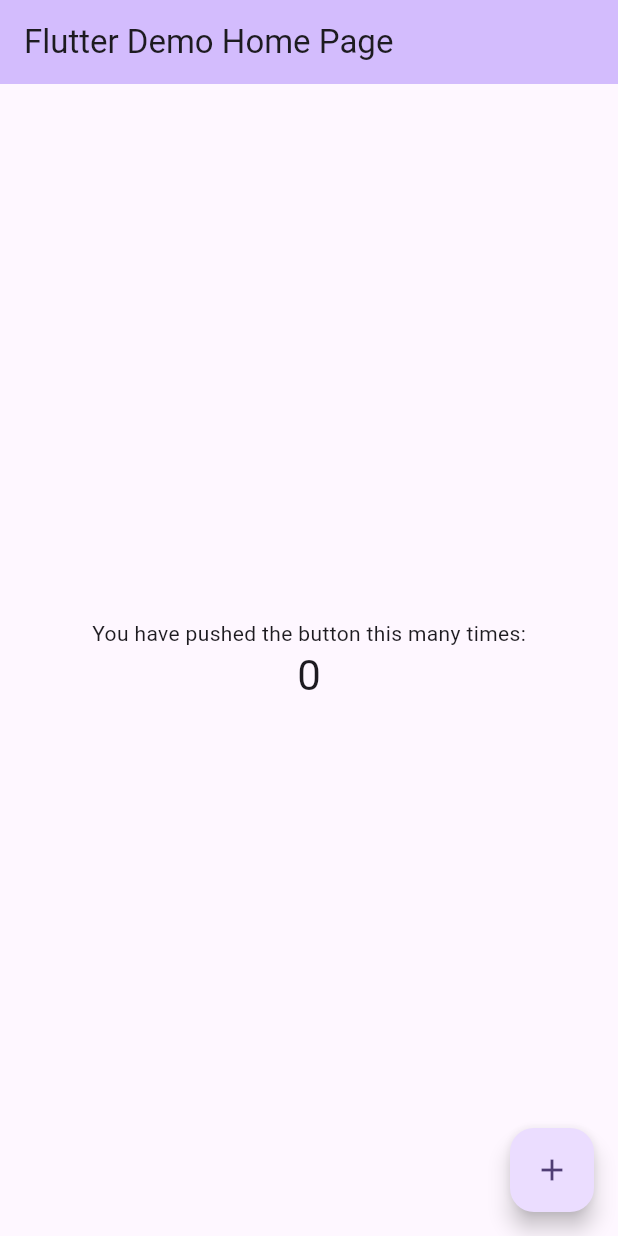
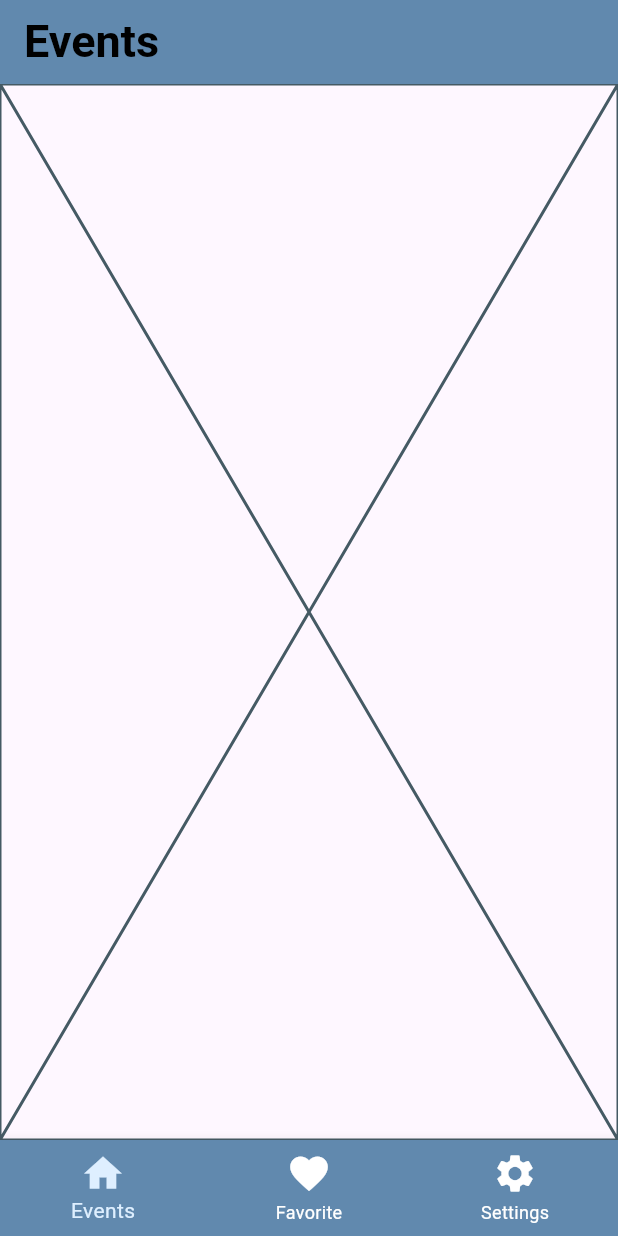
Before and after one commit to hole14/Dicoding-Event, a Flutter app: the screen it shows after launch, on a phone screen of 412 x 824 dp. Run offline on Flutter 3.47's test engine with Material 3 defaults, Android fonts, the phone set to English and light mode, and no system bars.

```diff
--- a/lib/main.dart
+++ b/lib/main.dart
@@ -1,123 +1,91 @@
+import 'package:dicoding_event/screen/favorite.dart';
+import 'package:dicoding_event/screen/detail.dart';
+import 'package:dicoding_event/screen/setting.dart';
+import 'package:dicoding_event/screen/home.dart';
 import 'package:flutter/material.dart';
 import 'package:dicoding_event/component/constrains.dart';
 
 void main() {
-  runApp(const MyApp());
+  runApp(MyApp());
 }
 
 class MyApp extends StatelessWidget {
-  const MyApp({super.key});
-
-  // This widget is the root of your application.
   @override
   Widget build(BuildContext context) {
     return MaterialApp(
-      title: 'Flutter Demo',
-      theme: ThemeData(
-        // This is the theme of your application.
-        //
-        // TRY THIS: Try running your application with "flutter run". You'll see
-        // the application has a purple toolbar. Then, without quitting the app,
-        // try changing the seedColor in the colorScheme below to Colors.green
-        // and then invoke "hot reload" (save your changes or press the "hot
-        // reload" button in a Flutter-supported IDE, or press "r" if you used
-        // the command line to start the app).
-        //
-        // Notice that the counter didn't reset back to zero; the application
-        // state is not lost during the reload. To reset the state, use hot
-        // restart instead.
-        //
-        // This works for code too, not just values: Most code changes can be
-        // tested with just a hot reload.
-        colorScheme: ColorScheme.fromSeed(seedColor: Colors.deepPurple),
-      ),
-      home: const MyHomePage(title: 'Flutter Demo Home Page'),
+      debugShowCheckedModeBanner: false,
+      home: Home(),
     );
   }
 }
 
-class MyHomePage extends StatefulWidget {
-  const MyHomePage({super.key, required this.title});
-
-  // This widget is the home page of your application. It is stateful, meaning
-  // that it has a State object (defined below) that contains fields that affect
-  // how it looks.
-
-  // This class is the configuration for the state. It holds the values (in this
-  // case the title) provided by the parent (in this case the App widget) and
-  // used by the build method of the State. Fields in a Widget subclass are
-  // always marked "final".
-
-  final String title;
+class Home extends StatefulWidget {
 
   @override
-  State<MyHomePage> createState() => _MyHomePageState();
+  State<Home> createState() => _HomeState();
 }
 
-class _MyHomePageState extends State<MyHomePage> {
-  int _counter = 0;
+class _HomeState extends State<Home> {
 
-  void _incrementCounter() {
+  int _selectedIndex = 0;
+
+  final List<Widget> _pages = [
+    HomePage(),
+    FavoriteScreen(),
+    SettingPage(),
+    DetailPage(),
+  ];
+
+  final List<String> _titles = [
+    'Events',
+    'Favorite Events',
+    'Settings',
+    'Detail Event'
+  ];
+
+  void _onItemTapped(int index){
     setState(() {
-      // This call to setState tells the Flutter framework that something has
-      // changed in this State, which causes it to rerun the build method below
-      // so that the display can reflect the updated values. If we changed
-      // _counter without calling setState(), then the build method would not be
-      // called again, and so nothing would appear to happen.
-      _counter++;
+      _selectedIndex = index;
     });
   }
 
   @override
   Widget build(BuildContext context) {
-    // This method is rerun every time setState is called, for instance as done
-    // by the _incrementCounter method above.
-    //
-    // The Flutter framework has been optimized to make rerunning build methods
-    // fast, so that you can just rebuild anything that needs updating rather
-    // than having to individually change instances of widgets.
     return Scaffold(
       appBar: AppBar(
-        // TRY THIS: Try changing the color here to a specific color (to
-        // Colors.amber, perhaps?) and trigger a hot reload to see the AppBar
-        // change color while the other colors stay the same.
-        backgroundColor: Theme.of(context).colorScheme.inversePrimary,
-        // Here we take the value from the MyHomePage object that was created by
-        // the App.build method, and use it to set our appbar title.
-        title: Text(widget.title),
+        title: Text(
+          _titles[_selectedIndex],
+          style: TextStyle(
+            fontSize: 30.0,
+            fontWeight: FontWeight.bold,
+            color: Colors.black
+          ),
+        ),
+        backgroundColor: primaryColor,
       ),
-      body: Center(
-        // Center is a layout widget. It takes a single child and positions it
-        // in the middle of the parent.
-        child: Column(
-          // Column is also a layout widget. It takes a list of children and
-          // arranges them vertically. By default, it sizes itself to fit its
-          // children horizontally, and tries to be as tall as its parent.
-          //
-          // Column has various properties to control how it sizes itself and
-          // how it positions its children. Here we use mainAxisAlignment to
-          // center the children vertically; the main axis here is the vertical
-          // axis because Columns are vertical (the cross axis would be
-          // horizontal).
-          //
-          // TRY THIS: Invoke "debug painting" (choose the "Toggle Debug Paint"
-          // action in the IDE, or press "p" in the console), to see the
-          // wireframe for each widget.
-          mainAxisAlignment: MainAxisAlignment.center,
-          children: <Widget>[
-            const Text('You have pushed the button this many times:'),
-            Text(
-              '$_counter',
-              style: Theme.of(context).textTheme.headlineMedium,
-            ),
-          ],
-        ),
+      body: _pages[_selectedIndex],
+      bottomNavigationBar: BottomNavigationBar(
+        currentIndex: _selectedIndex,
+        onTap: _onItemTapped,
+        type: BottomNavigationBarType.fixed,
+        backgroundColor: primaryColor,
+        selectedItemColor: secondColor,
+        unselectedItemColor: Colors.white,
+        items: [
+          BottomNavigationBarItem(
+            icon: Icon(Icons.home, size: 30.0,),
+            label: 'Events',
+          ),
+          BottomNavigationBarItem(
+            icon: Icon(Icons.favorite, size: 30.0,),
+            label: 'Favorite'
+          ),
+          BottomNavigationBarItem(
+            icon: Icon(Icons.settings, size: 30.0,),
+            label: 'Settings'
+          ),
+        ],
       ),
-      floatingActionButton: FloatingActionButton(
-        onPressed: _incrementCounter,
-        tooltip: 'Increment',
-        child: const Icon(Icons.add),
-      ), // This trailing comma makes auto-formatting nicer for build methods.
     );
   }
 }
--- /dev/null
+++ b/lib/screen/home.dart
@@ -0,0 +1,12 @@
+import 'package:flutter/material.dart';
+
+class HomePage extends StatelessWidget {
+  const HomePage({super.key});
+
+  @override
+  Widget build(BuildContext context) {
+    return const Placeholder(
+
+    );
+  }
+}
```
Also changed, not shown: lib/model/event.dart (added, +52 -0 lines), lib/screen/detail.dart (added, +10 -0 lines), lib/screen/favorite.dart (added, +10 -0 lines), lib/screen/setting.dart (added, +10 -0 lines), 11 other files.
